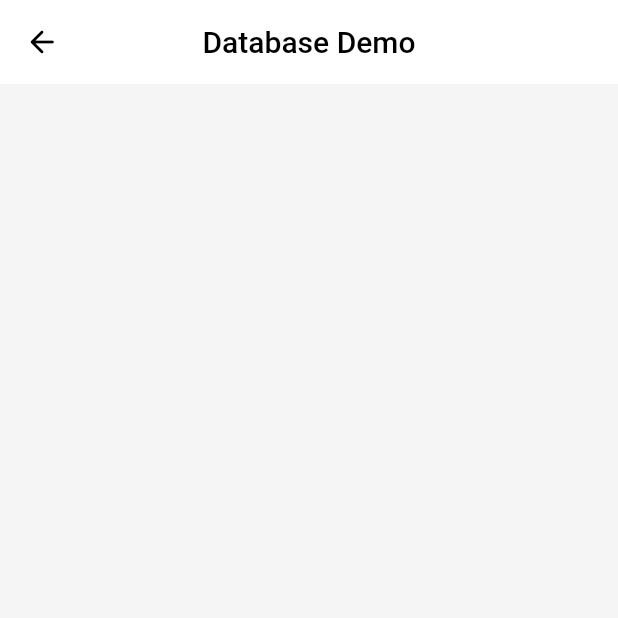
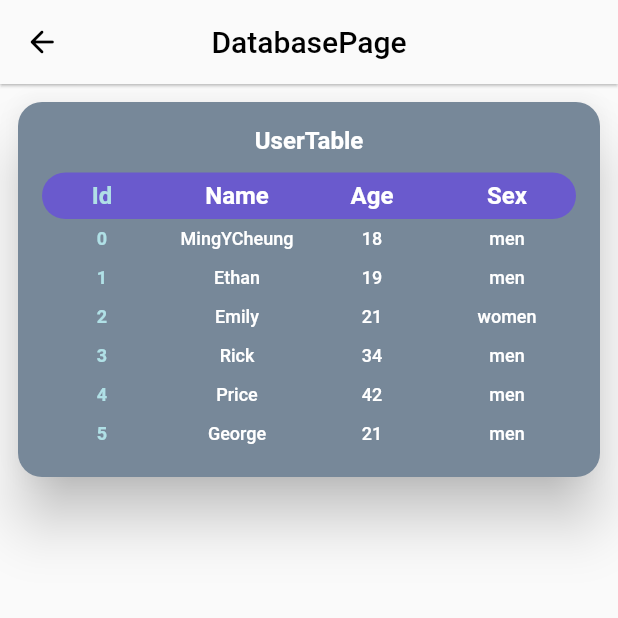
Before and after one commit to MingYCheung/FLScaffold, a Flutter app: the screen it shows after launch, after a tap on "Demo", on a phone screen of 412 x 824 dp, the top half of it. Run offline on Flutter 3.47's test engine with Material 2 defaults, Android fonts, the light colour scheme and no system bars; our stand-ins replace permission_handler, sqflite, sqflite_common; accounts and stored records are empty.

Commit message:
更新数据库相关

```diff
--- a/lib/main.dart
+++ b/lib/main.dart
@@ -1,6 +1,7 @@
 import 'dart:io';
 
 import 'package:flutter/material.dart';
+import 'package:flutter_scaffold/model/application/MyApplication.dart';
 import 'package:flutter_scaffold/scaffold/ui/MoreColors.dart';
 import 'package:flutter_scaffold/scaffold/utils/common/ScreenUtil.dart';
 import 'package:flutter_scaffold/view/pages/DemosPage.dart';
@@ -24,6 +25,8 @@ void main() {
   runApp(MyApp());
   // 设置沉浸式状态栏
   ScreenUtil.setBarStatus(true);
+  // 初始化MyApplication
+  MyApplication.init();
 }
 
 class MyApp extends StatelessWidget {
@@ -52,6 +55,13 @@ class _MyHomePageState extends State<MyHomePage> {
   // 导航栏选中位置
   int _selectedIndex;
 
+  // pageView控制器
+  var _pageViewController = new PageController(
+    initialPage: 0,
+    viewportFraction: 1,
+    keepPage: true,
+  );
+
   @override
   void initState() {
     super.initState();
@@ -59,24 +69,20 @@ class _MyHomePageState extends State<MyHomePage> {
   }
 
   buildBody(int index) {
-    switch (index) {
-
-      /// DemoPage
-      case 0:
-        return DemosPage();
-
-      /// ComponentsPage
-      case 1:
-        return ComponentsPage();
-
-      /// ExperimentPage
-      case 2:
-        return ExperimentPage();
-
-      /// AboutPage
-      case 3:
-        return AboutPage();
-    }
+    return PageView(
+        controller: _pageViewController,
+        physics: BouncingScrollPhysics(),
+        children: [
+          DemosPage(),
+          ComponentsPage(),
+          ExperimentPage(),
+          AboutPage(),
+        ],
+        onPageChanged: (index) {
+          setState(() {
+            _selectedIndex = _selectedIndex != index ? index : _selectedIndex;
+          });
+        });
   }
 
   @override
@@ -91,6 +97,7 @@ class _MyHomePageState extends State<MyHomePage> {
         onTap: (int index) {
           setState(() {
             _selectedIndex = index;
+            _pageViewController.jumpToPage(index);
           });
         },
         currentIndex: _selectedIndex,
--- /dev/null
+++ b/lib/model/application/MyApplication.dart
@@ -0,0 +1,29 @@
+import 'dart:io';
+
+import 'package:flutter/material.dart';
+import 'package:flutter_scaffold/scaffold/base/database/DatabaseOpenHelper.dart';
+import 'package:flutter_scaffold/scaffold/ui/MoreColors.dart';
+import 'package:flutter_scaffold/viewModel/database/MyDatabaseOpenHelper.dart';
+import 'package:path_provider/path_provider.dart';
+import 'package:sqflite/sqflite.dart';
+
+/// @ClassName: MyApplication
+///
+/// @Author MingYCheung
+///
+/// @Website: https://mingycheung.tech
+///
+/// @Email: mingycheung@tom.com
+///
+/// @Creation: 2021/1/2 22:28
+///
+/// @Description:
+
+class MyApplication {
+  static final _tag = "MyApplication:";
+  static MyDatabaseOpenHelper myDatabaseOpenHelper;
+
+  static void init() {
+    myDatabaseOpenHelper = new MyDatabaseOpenHelper();
+  }
+}
--- a/lib/scaffold/base/database/DatabaseOpenHelper.dart
+++ b/lib/scaffold/base/database/DatabaseOpenHelper.dart
@@ -1,4 +1,6 @@
 import 'package:flutter/material.dart';
+import 'package:flutter_scaffold/scaffold/utils/common/Logs.dart';
+import 'package:flutter_scaffold/viewModel/database/MyDatabaseOpenHelper.dart';
 import 'package:path/path.dart';
 import 'package:sqflite/sqflite.dart';
 
@@ -15,6 +17,8 @@ import 'package:sqflite/sqflite.dart';
 /// @Description:
 
 abstract class DatabaseOpenHelper {
+  static final String _tag = "DatabaseOpenHelper:";
+
   static int _version;
   static String _name;
   static Database _database;
@@ -24,33 +28,65 @@ abstract class DatabaseOpenHelper {
   String get databaseName => _name;
 
   /// 构造函数
-  DatabaseOpenHelper(
-      Database db, String dbName, int dbVersion) {
+  DatabaseOpenHelper(Database db, String dbName, int dbVersion) {
+    _version = dbVersion;
     _name = "$dbName.db";
-    _version = dbVersion;
     _database = db;
-    // init
-    init();
+    _init();
   }
 
   /// 创建
-  void onCreate(Database db);
+  void onCreate(Database db, int version);
 
   /// 升级
   void onUpgrade(Database db, int oldVersion, int newVersion);
 
   /// 初始化
-  static init() async {
+  _init() async {
+    // 获得数据库路径
     var databasesPath = await getDatabasesPath();
+    // 拼接路径
     String path = join(databasesPath, _name);
+    Logs.v("$path", tag: _tag);
     // 打开数据库
-    _database = await openDatabase(path,
-        version: _version, onCreate: (Database db, int version) async {});
+    _database = await openDatabase(path, version: _version);
+    // onCreate
+    onCreate(_database, _version);
   }
 
   /// 关闭
-  static close() {
-    _database?.close();
+  static close() async {
+    await _database?.close();
     _database = null;
   }
+
+// //insert
+// insert(Map map) async {
+//   //var values = {'name':'my_name','type':'my_type'};
+//   await _database.insert(tableName, map);
+// }
+//
+// //query
+// query(List list) async {
+//   //var myColumns = ['name', 'type'];
+//   var result = await _database.query(tableName, columns: list);
+//   for (var x in result) {
+//     print(x.keys);
+//     print(x.values);
+//   }
+// }
+//
+// //delete
+// delete(List list) async {
+//   var myWhere = 'name = ?';
+//   //var myArgs = ['cat'];
+//   await _database.delete(tableName, where: myWhere, whereArgs: list);
+// }
+//
+// //update
+// update(Map map) async {
+//   //var values = {'name':'my_name','type':'my_type'};
+//   await _database.update(tableName, map);
+// }
+
 }
--- a/lib/scaffold/ui/MoreColors.dart
+++ b/lib/scaffold/ui/MoreColors.dart
@@ -155,6 +155,6 @@ class MoreColors {
   static const Color burlyWood = Color(0xffdeb887); // 实木色
   static const Color crimson = Color(0xffdc143c); // 暗深红色
   static const Color plum = Color(0xffdda0dd); // 洋李色
-  static const Color smoke = Color(0xffdcdcdc); // 淡灰色
+  static const Color smoke = Color(0xfffafafa); // 烟灰
   static const Color transparent = Color(0x00000000); // 透明
 }
--- a/lib/scaffold/utils/permissions/PermissionUtil.dart
+++ b/lib/scaffold/utils/permissions/PermissionUtil.dart
@@ -1,7 +1,4 @@
-import 'package:common_utils/common_utils.dart';
 import 'package:flutter/material.dart';
-import 'package:flutter_scaffold/scaffold/ui/MoreColors.dart';
-import 'package:flutter_scaffold/scaffold/utils/common/Logs.dart';
 import 'package:flutter_scaffold/scaffold/utils/permissions/PermissionInterface.dart';
 import 'package:permission_handler/permission_handler.dart';
 
--- a/lib/view/pages/AboutPage.dart
+++ b/lib/view/pages/AboutPage.dart
@@ -22,10 +22,10 @@ class AboutPageState extends State<AboutPage> {
   @override
   Widget build(BuildContext context) {
     return Scaffold(
-      backgroundColor: MoreColors.whiteSmoke,
+      backgroundColor: MoreColors.smoke,
       appBar: AppBar(
-        backgroundColor: MoreColors.white,
-        elevation: 0.0,
+        backgroundColor: MoreColors.smoke,
+        elevation: 0.8,
         centerTitle: true,
         title:
             Text("About", style: TextStyle(color: MoreColors.black)),
--- a/lib/view/pages/ComponentsPage.dart
+++ b/lib/view/pages/ComponentsPage.dart
@@ -18,20 +18,14 @@ class ComponentsPage extends StatefulWidget {
   State<StatefulWidget> createState() => ComponentsPageState();
 }
 
-String _tag = 'ComponentsPage: ';
-
 class ComponentsPageState extends State<ComponentsPage> {
   @override
   Widget build(BuildContext context) {
     return Scaffold(
-      backgroundColor: MoreColors.whiteSmoke,
+      backgroundColor: MoreColors.smoke,
       appBar: AppBar(
-        backgroundColor: MoreColors.white,
-        leading: IconButton(
-          icon: Icon(Icons.arrow_back_rounded, color: Colors.black),
-          onPressed: () => Navigator.of(context).pop(),
-        ),
-        elevation: 0.0,
+        backgroundColor: MoreColors.smoke,
+        elevation: 0.8,
         centerTitle: true,
         title:
         Text('ComponentsPage', style: TextStyle(color: MoreColors.black)),
--- a/lib/view/pages/DatabasePage.dart
+++ b/lib/view/pages/DatabasePage.dart
@@ -1,6 +1,8 @@
+import 'package:flutter/cupertino.dart';
 import 'package:flutter/material.dart';
 import 'package:flutter/material.dart';
 import 'package:flutter_scaffold/scaffold/ui/MoreColors.dart';
+import 'package:flutter_scaffold/view/widget/Cards.dart';
 
 /// @ClassName: DatabaseOperation
 ///
@@ -16,41 +18,125 @@ import 'package:flutter_scaffold/scaffold/ui/MoreColors.dart';
 
 class DatabasePage extends StatefulWidget {
   @override
-  State<StatefulWidget> createState() =>DatabasePageState();
+  State<StatefulWidget> createState() => DatabasePageState();
 }
 
 class DatabasePageState extends State<DatabasePage> {
   @override
   Widget build(BuildContext context) {
     return Scaffold(
-        backgroundColor: MoreColors.whiteSmoke,
+        backgroundColor: MoreColors.smoke,
         appBar: AppBar(
-          backgroundColor: MoreColors.white,
+          backgroundColor: MoreColors.smoke,
           leading: IconButton(
             icon: Icon(Icons.arrow_back_rounded, color: Colors.black),
             onPressed: () => Navigator.of(context).pop(),
           ),
-          elevation: 0.0,
+          elevation: 0.8,
           centerTitle: true,
-          title: Text("Database Demo",
-              style: TextStyle(color: MoreColors.black)),
+          title:
+              Text('DatabasePage', style: TextStyle(color: MoreColors.black)),
         ),
-        body: GestureDetector(
-          onTap: () {
-            // 清除焦点
-            FocusScope.of(context).requestFocus(new FocusNode());
-          },
-          child: content(context),
-        ));
+        body: body(context));
   }
 }
 
-content(BuildContext context) {
-  return Center(
+body(BuildContext context) {
+  return Container(
+    margin: const EdgeInsets.all(8.0),
     child: Column(
       children: [
-        //
+        Cards.databasePageCard(
+            child: Column(
+    mainAxisSize: MainAxisSize.min,
+          children: [
+            // 标题
+            Text("UserTable",
+                style: TextStyle(
+                    color: MoreColors.white,
+                    fontSize: 16.0,
+                    fontWeight: FontWeight.bold)),
+            // 占位
+            SizedBox(height: 12),
+            // 表格
+            Table(
+              columnWidths: const {
+                0: FixedColumnWidth(80.0),
+                1: FixedColumnWidth(100.0),
+                2: FixedColumnWidth(80.0),
+                3: FixedColumnWidth(100.0),
+              },
+              children: [
+                userTableHeader(),
+                userTableRow(
+                    id: "0", name: "MingYCheung", age: "18", sex: "men"),
+                userTableRow(id: "1", name: "Ethan", age: "19", sex: "men"),
+                userTableRow(id: "2", name: "Emily", age: "21", sex: "women"),
+                userTableRow(id: "3", name: "Rick", age: "34", sex: "men"),
+                userTableRow(id: "4", name: "Price", age: "42", sex: "men"),
+                userTableRow(id: "5", name: "George", age: "21", sex: "men"),
+              ],
+            ),
+          ],
+        )),
       ],
     ),
   );
 }
+
+// UserTable头部
+TableRow userTableHeader() {
+  return TableRow(
+      decoration: BoxDecoration(
+        color: MoreColors.slateBlue,
+        borderRadius: BorderRadius.all(Radius.circular(32)),
+      ),
+      children: [
+        tableRowChild("Id",
+            fontSize: 16.0,
+            textColor: MoreColors.powderBlue,
+            fontWeight: FontWeight.bold),
+        tableRowChild("Name",
+            fontSize: 16.0,
+            textColor: MoreColors.white,
+            fontWeight: FontWeight.bold),
+        tableRowChild("Age",
+            fontSize: 16.0,
+            textColor: MoreColors.white,
+            fontWeight: FontWeight.bold),
+        tableRowChild("Sex",
+            fontSize: 16.0,
+            textColor: MoreColors.white,
+            fontWeight: FontWeight.bold),
+      ]);
+}
+
+// UserTable行
+TableRow userTableRow({String id, String name, String age, String sex}) {
+  return TableRow(children: [
+    tableRowChild(id,
+        textColor: MoreColors.powderBlue, fontWeight: FontWeight.bold),
+    tableRowChild(name,
+        textColor: MoreColors.white, fontWeight: FontWeight.w500),
+    tableRowChild(age,
+        textColor: MoreColors.white, fontWeight: FontWeight.w500),
+    tableRowChild(sex,
+        textColor: MoreColors.white, fontWeight: FontWeight.w500),
+  ]);
+}
+
+// 表格行子
+Widget tableRowChild(String text,
+    {double fontSize: 12.0,
+    EdgeInsetsGeometry margin: const EdgeInsets.all(6.0),
+    Color textColor: MoreColors.black,
+    FontWeight fontWeight: FontWeight.normal}) {
+  return Center(
+      child: Container(
+          margin: margin,
+          child: Text(text,
+              style: TextStyle(
+                  fontSize: fontSize,
+                  color: textColor,
+                  fontWeight: fontWeight))));
+}
--- a/lib/view/pages/DemosPage.dart
+++ b/lib/view/pages/DemosPage.dart
@@ -25,14 +25,15 @@ class DemosPageState extends State<DemosPage> {
   @override
   Widget build(BuildContext context) {
     return Scaffold(
-        backgroundColor: MoreColors.whiteSmoke,
+        backgroundColor: MoreColors.smoke,
         appBar: AppBar(
-          backgroundColor: MoreColors.white,
-          elevation: 0.0,
+          backgroundColor: MoreColors.smoke,
+          elevation: 0.8,
           centerTitle: true,
           title: Text("Demos", style: TextStyle(color: MoreColors.black)),
         ),
         body: GridView(
+          physics: BouncingScrollPhysics(),
           gridDelegate: SliverGridDelegateWithMaxCrossAxisExtent(
             maxCrossAxisExtent: 260.0,
             childAspectRatio: 0.68,
--- a/lib/view/pages/ExperimentPage.dart
+++ b/lib/view/pages/ExperimentPage.dart
@@ -22,16 +22,16 @@ class ExperimentPageState extends State<ExperimentPage> {
   @override
   Widget build(BuildContext context) {
     return Scaffold(
-      backgroundColor: MoreColors.whiteSmoke,
+      backgroundColor: MoreColors.smoke,
       appBar: AppBar(
-        backgroundColor: MoreColors.white,
-        elevation: 0.0,
+        backgroundColor: MoreColors.smoke,
+        elevation: 0.8,
         centerTitle: true,
         title:
-            Text("Experiment", style: TextStyle(color: MoreColors.black)),
+        Text('ExperimentPage', style: TextStyle(color: MoreColors.black)),
       ),
       body: Center(
-        child: Text("Experiment"),
+        child: Text('ExperimentPage'),
       ),
     );
   }
--- a/lib/view/widget/Cards.dart
+++ b/lib/view/widget/Cards.dart
@@ -93,15 +93,12 @@ class Cards {
     );
   }
 
-  /// 创建卡片
-  static Card demoPageCard(
-    String content, {
-    List<Widget> children,
-    Color cardBackgroundColor = MoreColors.lightsLateGray,
-    double cardElevation = 16.0,
-    double cardRadius = 16.0,
-    Key key
-  }) {
+  static Card demoPageCard(String content,
+      {List<Widget> children,
+      Color cardBackgroundColor = MoreColors.lightsLateGray,
+      double cardElevation = 16.0,
+      double cardRadius = 16.0,
+      Key key}) {
     return new Card(
       key: key,
       color: cardBackgroundColor,
@@ -133,4 +130,24 @@ class Cards {
       ),
     );
   }
+
+  static Card databasePageCard(
+      {Widget child,
+      Color cardBackgroundColor = MoreColors.lightsLateGray,
+      double cardElevation = 16.0,
+      double cardRadius = 16.0,
+      Key key}) {
+    return new Card(
+      key: key,
+      color: cardBackgroundColor,
+      elevation: cardElevation,
+      shape: RoundedRectangleBorder(
+          borderRadius: BorderRadius.all(Radius.circular(cardRadius))),
+      clipBehavior: Clip.antiAlias,
+      child: Container(
+        padding: const EdgeInsets.all(16),
+        child: Center(child: child),
+      ),
+    );
+  }
 }
--- a/lib/viewModel/MyDatabaseOpenHelper.dart
+++ b/lib/viewModel/database/MyDatabaseOpenHelper.dart
@@ -1,6 +1,7 @@
 import 'package:flutter/material.dart';
 import 'package:flutter_scaffold/model/database/User.dart';
 import 'package:flutter_scaffold/scaffold/base/database/DatabaseOpenHelper.dart';
+import 'package:flutter_scaffold/scaffold/utils/common/Logs.dart';
 import 'package:sqflite_common/sqlite_api.dart';
 
 /// @ClassName: MyDatabaseOpenHelper
@@ -16,19 +17,19 @@ import 'package:sqflite_common/sqlite_api.dart';
 /// @Description:
 
 class MyDatabaseOpenHelper extends DatabaseOpenHelper {
-  static int _version;
-  static String _name;
-  static Database _database;
+  static final _tag = "MyDatabaseOpenHelper:";
+  static int _dbVersion = 1;
+  static String _dbName = "myDatabase";
+  static Database _db;
 
   /// 构造方法
-  MyDatabaseOpenHelper(
-      Database database, String databaseName, int databaseVersion)
-      : super(_database, _name, _version);
+  MyDatabaseOpenHelper() : super(_db, _dbName, _dbVersion);
 
   /// 初始化数据库操作
   /// 创建表
   @override
-  void onCreate(Database db) async {
+  void onCreate(Database db, int version) async {
+    Logs.v("onCreate", tag: _tag);
     // 建表
     await db.execute(
         "create table ${User.TABLENAME} ( ${User.ID}, ${User.NAME}, ${User.AGE}, ${User.SEX} )");
@@ -37,7 +38,7 @@ class MyDatabaseOpenHelper extends DatabaseOpenHelper {
   /// 升级数据库操作
   @override
   void onUpgrade(Database db, int oldVersion, int newVersion) async {
-    // TODO: implement onUpgrade
+    Logs.v("onUpgrade", tag: _tag);
   }
 
   /// 获取数据库名称
@@ -46,6 +47,5 @@ class MyDatabaseOpenHelper extends DatabaseOpenHelper {
 
   /// 获取当前数据库版本
   @override
-  // TODO: implement databaseVersion
   int get databaseVersion => super.databaseVersion;
 }
--- a/lib/model/database/UserProvider.dart
+++ b/lib/viewModel/database/UserProvider.dart
@@ -15,8 +15,7 @@ import 'package:flutter_scaffold/scaffold/ui/MoreColors.dart';
 ///
 /// @Description:
 
-class UserProvider extends DatabaseProvider{
-
+class UserProvider extends DatabaseProvider {
   /// 构造方法
   /// 传入User
   UserProvider(Object model) : super(User);
@@ -24,6 +23,4 @@ class UserProvider extends DatabaseProvider{
   @override
   // TODO: implement model
   Object get model => super.model;
-
-
 }
```
Also changed, not shown: lib/scaffold/utils/window/Dialog.dart (added, +37 -0 lines), lib/view/pages/PermissionPage.dart (+6 -6 lines), lib/viewModel/pages/DatabasePageVM.dart (added, +21 -0 lines), 3 other files.
